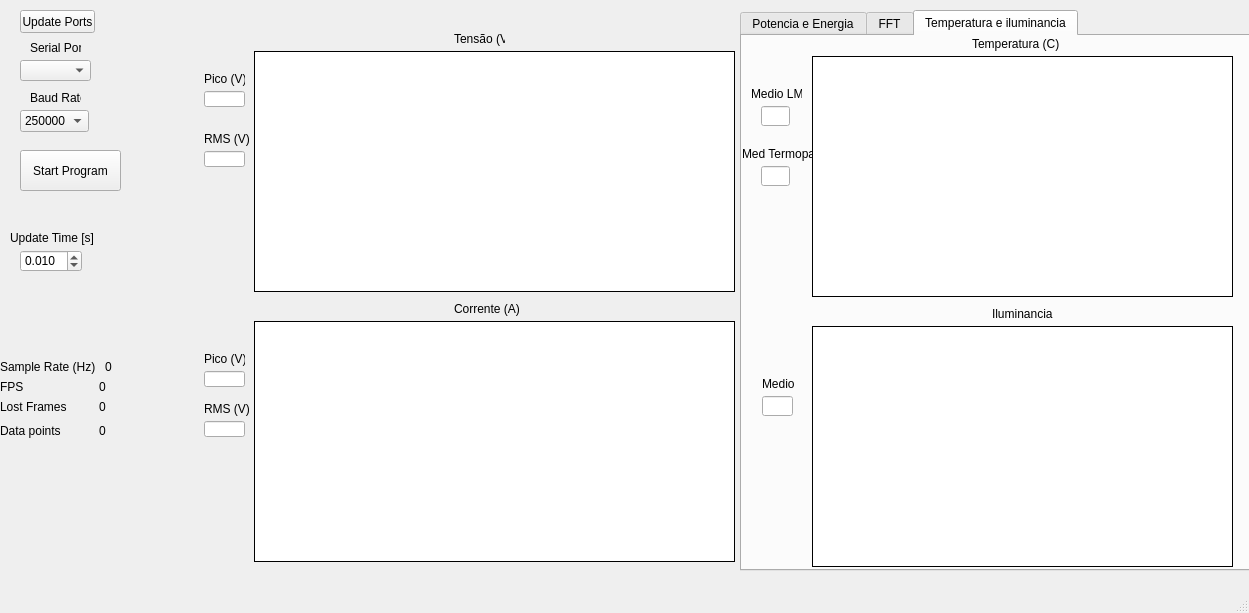
bernardo-torres/UIMedicao, file UI.ui: the form before one commit.
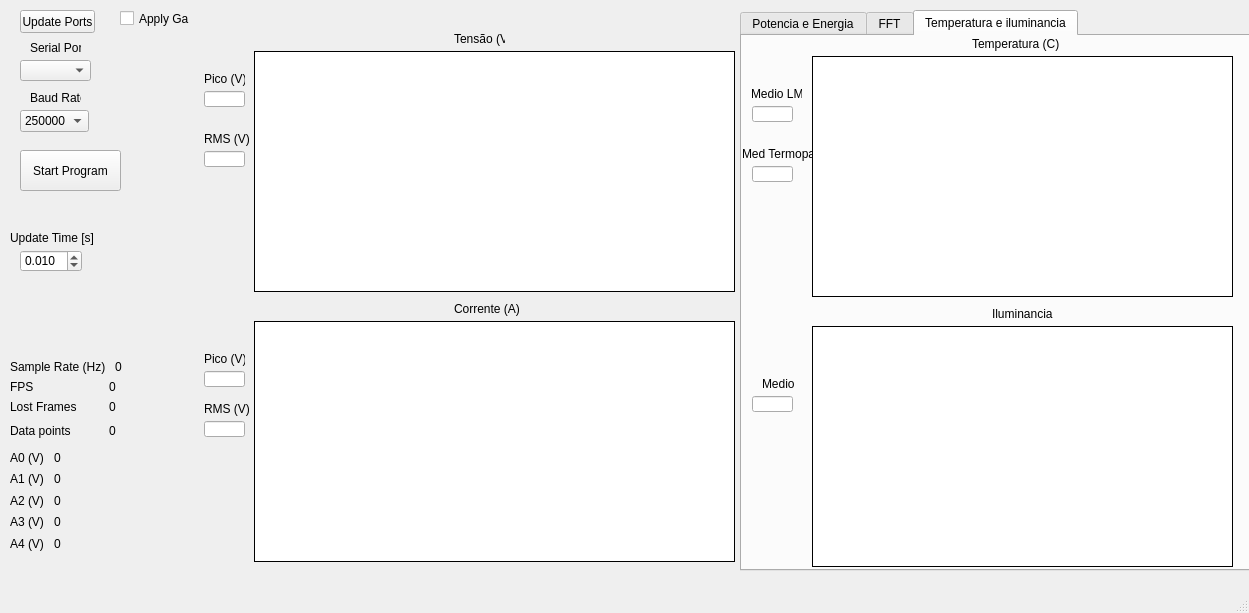
The form after the commit. The open tabs and pages were chosen to show the change. Custom widgets are drawn as their Qt base class.

Diff of the .ui file:
```diff
--- a/UI.ui
+++ b/UI.ui
@@ -383,10 +383,10 @@
      <widget class="QLineEdit" name="lineEdit_5">
       <property name="geometry">
        <rect>
-        <x>20</x>
+        <x>10</x>
         <y>360</y>
-        <width>31</width>
-        <height>20</height>
+        <width>41</width>
+        <height>16</height>
        </rect>
       </property>
       <property name="text">
@@ -396,10 +396,10 @@
      <widget class="QLineEdit" name="lineEdit_6">
       <property name="geometry">
        <rect>
-        <x>19</x>
+        <x>10</x>
         <y>70</y>
-        <width>29</width>
-        <height>20</height>
+        <width>41</width>
+        <height>16</height>
        </rect>
       </property>
       <property name="text">
@@ -435,10 +435,10 @@
      <widget class="QLineEdit" name="lineEdit_7">
       <property name="geometry">
        <rect>
-        <x>19</x>
+        <x>10</x>
         <y>130</y>
-        <width>29</width>
-        <height>20</height>
+        <width>41</width>
+        <height>16</height>
        </rect>
       </property>
       <property name="text">
@@ -743,10 +743,10 @@
      </rect>
     </property>
    </widget>
-   <widget class="QWidget" name="">
+   <widget class="QWidget" name="layoutWidget">
     <property name="geometry">
      <rect>
-      <x>0</x>
+      <x>10</x>
       <y>360</y>
       <width>191</width>
       <height>82</height>
@@ -831,6 +831,124 @@
      </item>
     </layout>
    </widget>
+   <widget class="QCheckBox" name="checkBox">
+    <property name="geometry">
+     <rect>
+      <x>120</x>
+      <y>10</y>
+      <width>70</width>
+      <height>17</height>
+     </rect>
+    </property>
+    <property name="text">
+     <string>Apply Gain</string>
+    </property>
+    <property name="checked">
+     <bool>false</bool>
+    </property>
+   </widget>
+   <widget class="QWidget" name="">
+    <property name="geometry">
+     <rect>
+      <x>10</x>
+      <y>450</y>
+      <width>81</width>
+      <height>101</height>
+     </rect>
+    </property>
+    <layout class="QVBoxLayout" name="verticalLayout_3">
+     <item>
+      <layout class="QHBoxLayout" name="horizontalLayout_10">
+       <item>
+        <widget class="QLabel" name="label_26">
+         <property name="text">
+          <string>A0 (V)</string>
+         </property>
+        </widget>
+       </item>
+       <item>
+        <widget class="QLabel" name="label_31">
+         <property name="text">
+          <string>0</string>
+         </property>
+        </widget>
+       </item>
+      </layout>
+     </item>
+     <item>
+      <layout class="QHBoxLayout" name="horizontalLayout_11">
+       <item>
+        <widget class="QLabel" name="label_27">
+         <property name="text">
+          <string>A1 (V)</string>
+         </property>
+        </widget>
+       </item>
+       <item>
+        <widget class="QLabel" name="label_32">
+         <property name="text">
+          <string>0</string>
+         </property>
+        </widget>
+       </item>
+      </layout>
+     </item>
+     <item>
+      <layout class="QHBoxLayout" name="horizontalLayout_12">
+       <item>
+        <widget class="QLabel" name="label_28">
+         <property name="text">
+          <string>A2 (V)</string>
+         </property>
+        </widget>
+       </item>
+       <item>
+        <widget class="QLabel" name="label_33">
+         <property name="text">
+          <string>0</string>
+         </property>
+        </widget>
+       </item>
+      </layout>
+     </item>
+     <item>
+      <layout class="QHBoxLayout" name="horizontalLayout_13">
+       <item>
+        <widget class="QLabel" name="label_29">
+         <property name="text">
+          <string>A3 (V)</string>
+         </property>
+        </widget>
+       </item>
+       <item>
+        <widget class="QLabel" name="label_34">
+         <property name="text">
+          <string>0</string>
+         </property>
+        </widget>
+       </item>
+      </layout>
+     </item>
+     <item>
+      <layout class="QHBoxLayout" name="horizontalLayout_14">
+       <item>
+        <widget class="QLabel" name="label_30">
+         <property name="text">
+          <string>A4 (V)</string>
+         </property>
+        </widget>
+       </item>
+       <item>
+        <widget class="QLabel" name="label_36">
+         <property name="text">
+          <string>0</string>
+         </property>
+        </widget>
+       </item>
+      </layout>
+     </item>
+    </layout>
+   </widget>
   </widget>
   <widget class="QMenuBar" name="menubar">
    <property name="geometry">
```
Left out of the diff: 2 changed lines with no effect on the pictures.
